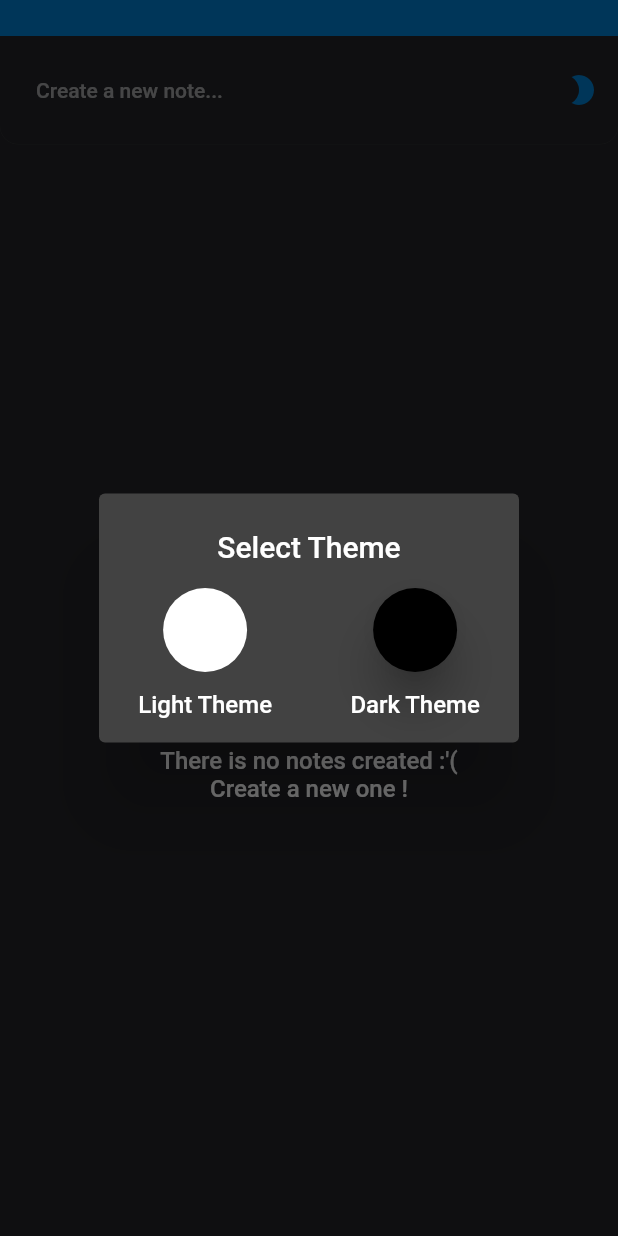
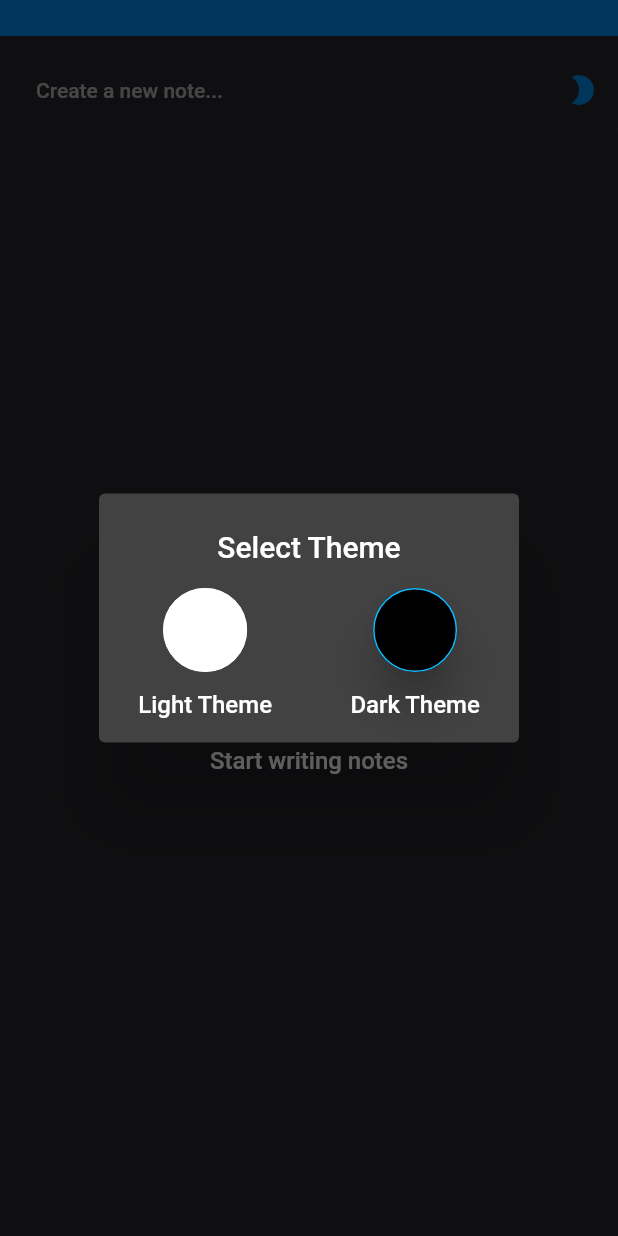
Before and after one commit to acoudray1/hupomnesis, a Flutter app: the screen it shows after launch, after a tap on the "brightness 2" icon, on a phone screen of 412 x 824 dp. Run offline on Flutter 3.47's test engine with Material 2 defaults, Android fonts, the phone set to English and light mode, and no system bars; our stand-ins replace dynamic_theme, flutter_html, flutter_markdown, flutter_sticky_header, rxdart, sqflite; accounts and stored records are empty.

Commit message:
HUP-13 : Popup improvement

```diff
--- a/lib/src/views/note_page/build_empty_list_of_notes.dart
+++ b/lib/src/views/note_page/build_empty_list_of_notes.dart
@@ -26,7 +26,7 @@ class BuildEmptyListOfNotes extends StatelessWidget {
           ),
         ),
         const SizedBox(height: 15,),
-        Center(child: Text('There is no notes created :\'(\nCreate a new one !', textAlign: TextAlign.center, style: Style.subtitleTextStyle.copyWith(color: Theme.of(context).brightness == Brightness.dark ? Colors.white : Colors.black,),)),
+        Center(child: Text('Start writing notes', textAlign: TextAlign.center, style: Style.subtitleTextStyle.copyWith(color: Theme.of(context).brightness == Brightness.dark ? Colors.white : Colors.black,),)),
         // TODO(axelc): Add sad image
       ],
     );
--- a/lib/src/views/note_page/build_pop_up_theme.dart
+++ b/lib/src/views/note_page/build_pop_up_theme.dart
@@ -21,6 +21,7 @@ class BrightnessSwitcherPopup extends StatelessWidget {
                   backgroundColor: Colors.white,
                   elevation: Theme.of(context).brightness == Brightness.dark ? 0.0 : 12.0,
                   onPressed: () => onSelectedTheme(Brightness.light),
+                  shape: CircleBorder(side: BorderSide(color: Theme.of(context).brightness == Brightness.dark ? Colors.white : Theme.of(context).accentColor)),
                 ),
                 const SizedBox(height: 12.0,),
                 const Center(child: Text('Light Theme'),),
@@ -32,6 +33,7 @@ class BrightnessSwitcherPopup extends StatelessWidget {
                   backgroundColor: Colors.black,
                   elevation: Theme.of(context).brightness == Brightness.dark ? 12.0 : 0.0,
                   onPressed: () => onSelectedTheme(Brightness.dark),
+                  shape: CircleBorder(side: BorderSide(color: Theme.of(context).brightness == Brightness.dark ? Theme.of(context).accentColor : Colors.black)),
                 ),
                 const SizedBox(height: 12.0,),
                 const Center(child: Text('Dark Theme'),),
```
